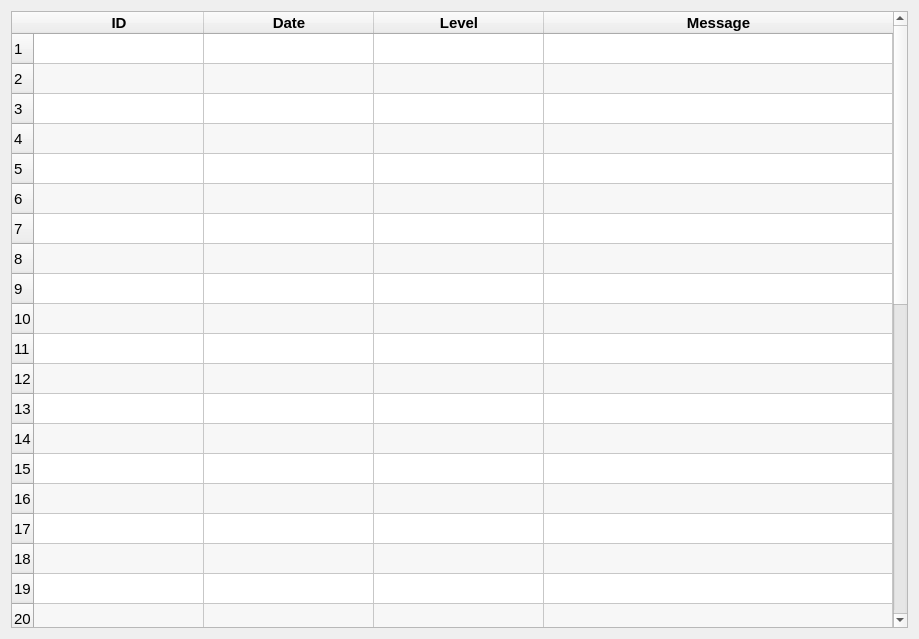
First picture: the form in QtDesigner/LogView.ui, repository dhahaj/EAX-Python-Interface, before the edit.
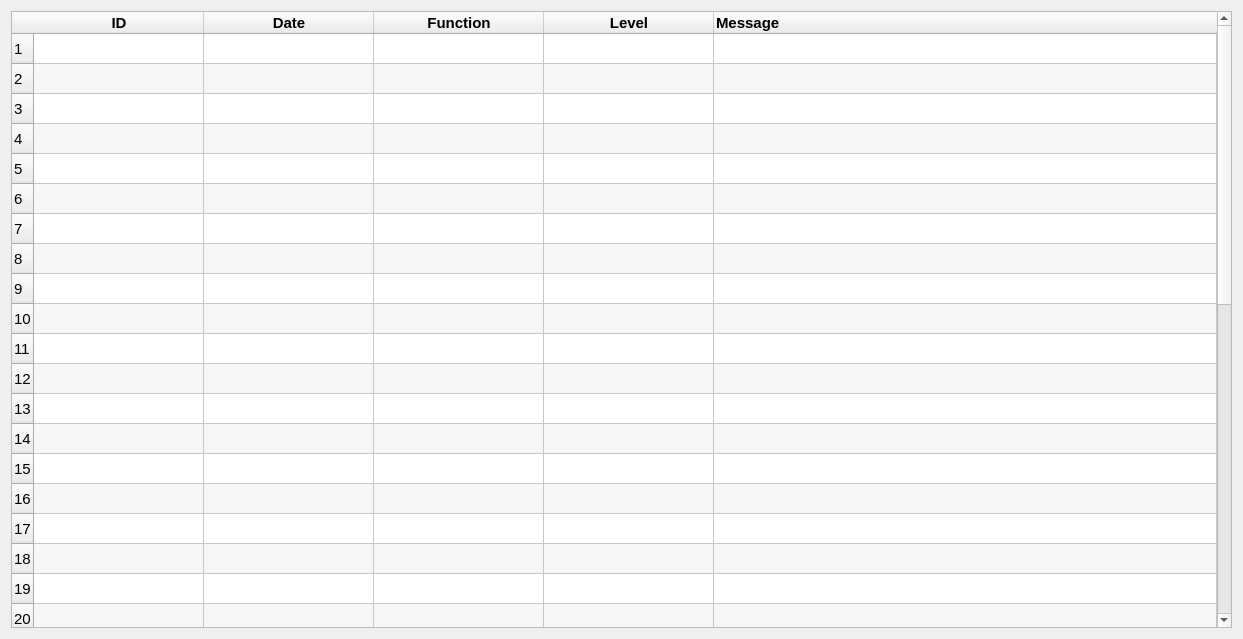
Second picture: the form after the edit. Icons and pictures are not drawn.

Commit message: Update LogView UI layout and properties for improved functionality and appearance

Diff of the .ui file:
```diff
--- a/QtDesigner/LogView.ui
+++ b/QtDesigner/LogView.ui
@@ -6,7 +6,7 @@
    <rect>
     <x>0</x>
     <y>0</y>
-    <width>919</width>
+    <width>1243</width>
     <height>639</height>
    </rect>
   </property>
@@ -53,7 +53,7 @@
       <number>40</number>
      </property>
      <property name="columnCount">
-      <number>4</number>
+      <number>5</number>
      </property>
      <attribute name="horizontalHeaderCascadingSectionResizes">
       <bool>true</bool>
@@ -70,6 +70,9 @@
      <attribute name="verticalHeaderVisible">
       <bool>true</bool>
      </attribute>
+     <attribute name="verticalHeaderShowSortIndicator" stdset="0">
+      <bool>true</bool>
+     </attribute>
      <attribute name="verticalHeaderStretchLastSection">
       <bool>true</bool>
      </attribute>
@@ -135,6 +138,17 @@
        </font>
       </property>
      </column>
+     <column>
+      <property name="text">
+       <string>Function</string>
+      </property>
+      <property name="font">
+       <font>
+        <pointsize>11</pointsize>
+        <bold>true</bold>
+       </font>
+      </property>
+     </column>
      <column>
       <property name="text">
        <string>Level</string>
@@ -156,6 +170,9 @@
         <bold>true</bold>
        </font>
       </property>
+      <property name="textAlignment">
+       <set>AlignLeading|AlignVCenter</set>
+      </property>
      </column>
     </widget>
    </item>
```
Left out of the diff: 8 changed lines with no effect on the pictures. The commit also changes 1 other file.
